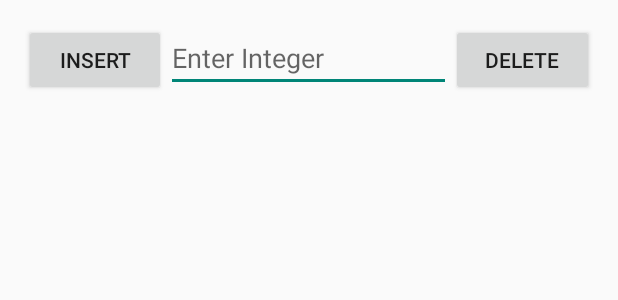
After one commit to AhmadKais/Scientefic_cal, an Android app: the layout activity_splay_tree.xml on its own in the app's theme, with its tools: preview values and no code run, on a phone screen of 412 x 824 dp. The commit adds this screen. Shown: the top 300 px of the screen. Run offline under Robolectric (Android 15) with nearby library versions, the phone set to English and light mode, and no system bars.

Commit message:
i have added a new feature that allows user to visualize an Splay tree tree insert and delete but visualizing rotations i could not make , it took multiple days it was not easy and i will be adding min Heap but i still having problems

```diff
--- a/app/src/main/AndroidManifest.xml
+++ b/app/src/main/AndroidManifest.xml
@@ -11,6 +11,12 @@
         android:roundIcon="@mipmap/ic_launcher_round"
         android:supportsRtl="false"
         android:theme="@style/Theme.MyApplication">
+        <activity
+            android:name=".SplayTreeActivity"
+            android:exported="false" />
+        <activity
+            android:name=".min_heap"
+            android:exported="false" />
         <activity
             android:name=".AvlActivity"
             android:exported="false" />
--- /dev/null
+++ b/app/src/main/java/com/example/myapplication/SplayTreeView.java
@@ -0,0 +1,89 @@
+package com.example.myapplication;
+
+import android.content.Context;
+import android.graphics.Canvas;
+import android.graphics.Color;
+import android.graphics.Paint;
+import android.util.AttributeSet;
+import android.view.View;
+
+public class SplayTreeView extends View {
+    private Paint mPaint;
+    private SplayTree mTree;
+
+    private static final int NODE_RADIUS = 30;
+    private static final int NODE_SPACING = 80;
+    private static final int LEVEL_SPACING = 120;
+
+    public SplayTreeView(Context context, AttributeSet attrs) {
+        super(context, attrs);
+        init();
+    }
+
+    private void init() {
+        mTree = new SplayTree();
+        mPaint = new Paint();
+        mPaint.setColor(Color.BLACK);
+        mPaint.setStrokeWidth(3);
+        mPaint.setTextSize(30);
+        mPaint.setTextAlign(Paint.Align.CENTER);
+        mPaint.setAntiAlias(true);
+    }
+
+
+    public SplayTreeView(Context context, SplayTree tree) {
+        super(context);
+        this.mTree = tree;
+        init();
+    }
+
+
+    @Override
+    protected void onDraw(Canvas canvas) {
+        super.onDraw(canvas);
+        if (mTree.getRoot() != null) {
+            drawNode(canvas, mTree.getRoot(), getWidth() / 2, NODE_RADIUS * 2, getWidth() / 2);
+        }
+    }
+
+    private void drawNode(Canvas canvas, SplayTree.Node node, int x, int y, int parentX) {
+        if (node == null) return;
+
+        // Draw the line connecting to parent
+        if (node.parent != null) {
+            canvas.drawLine(x, y, parentX, y - LEVEL_SPACING + NODE_RADIUS, mPaint);
+        }
+
+        mPaint.setColor(Color.BLACK);
+        canvas.drawCircle(x, y, NODE_RADIUS, mPaint);
+
+        // Now, change the color for the text
+        mPaint.setColor(Color.WHITE);  // Set the text color to WHITE
+
+        // Center the text vertically inside the node.
+        canvas.drawText(String.valueOf(node.data), x, y + (mPaint.getTextSize() / 2) - 10, mPaint);
+
+
+        // Recursively draw children
+        if (node.left != null) {
+            drawNode(canvas, node.left, x - NODE_SPACING, y + LEVEL_SPACING, x);
+        }
+        if (node.right != null) {
+            drawNode(canvas, node.right, x + NODE_SPACING, y + LEVEL_SPACING, x);
+        }
+    }
+    public void insert(int value) {
+        mTree.insert(value);
+        invalidate();  // Redraw the view
+    }
+
+    public void delete(int value) {
+        mTree.deleteNode(value);
+        invalidate();  // Redraw the view
+    }
+
+    public void setTree(SplayTree tree) {
+        this.mTree = tree;
+        invalidate();  // Cause the view to redraw
+    }
+}
--- /dev/null
+++ b/app/src/main/res/layout/activity_splay_tree.xml
@@ -0,0 +1,44 @@
+<?xml version="1.0" encoding="utf-8"?>
+<LinearLayout
+    xmlns:android="http://schemas.android.com/apk/res/android"
+    android:layout_width="match_parent"
+    android:layout_height="match_parent"
+    android:padding="16dp"
+    android:orientation="vertical">
+
+    <!-- Horizontal layout for Insert button, EditText, and Delete button -->
+    <LinearLayout
+        android:layout_width="match_parent"
+        android:layout_height="wrap_content"
+        android:orientation="horizontal">
+
+        <Button
+            android:id="@+id/buttonInsert"
+            android:layout_width="0dp"
+            android:layout_height="wrap_content"
+            android:layout_weight="1"
+            android:text="Insert"/>
+
+        <EditText
+            android:id="@+id/editTextValue"
+            android:layout_width="0dp"
+            android:layout_height="wrap_content"
+            android:layout_weight="2"
+            android:hint="Enter Integer"/>
+
+        <Button
+            android:id="@+id/buttonDelete"
+            android:layout_width="0dp"
+            android:layout_height="wrap_content"
+            android:layout_weight="1"
+            android:text="Delete"/>
+    </LinearLayout>
+
+    <!-- SplayTreeView for visualizing the tree -->
+    <com.example.myapplication.SplayTreeView
+        android:id="@+id/splayTreeView"
+        android:layout_width="match_parent"
+        android:layout_height="0dp"
+        android:layout_weight="1" />
+
+</LinearLayout>
```
Also changed, not shown: app/src/main/java/com/example/myapplication/AnimationActivity.java (+16 -0 lines), app/src/main/java/com/example/myapplication/MinHeap.java (added, +43 -0 lines), app/src/main/java/com/example/myapplication/MinHeapView.java (added, +126 -0 lines), app/src/main/java/com/example/myapplication/SplayTree.java (added, +267 -0 lines), app/src/main/java/com/example/myapplication/SplayTreeActivity.java (added, +48 -0 lines), app/src/main/res/layout/activity_minheap.xml (added, +36 -0 lines).
